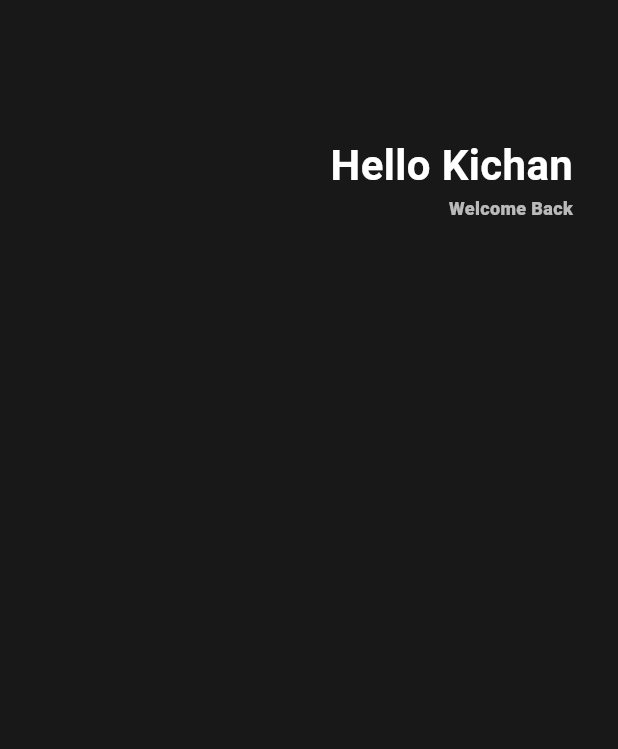
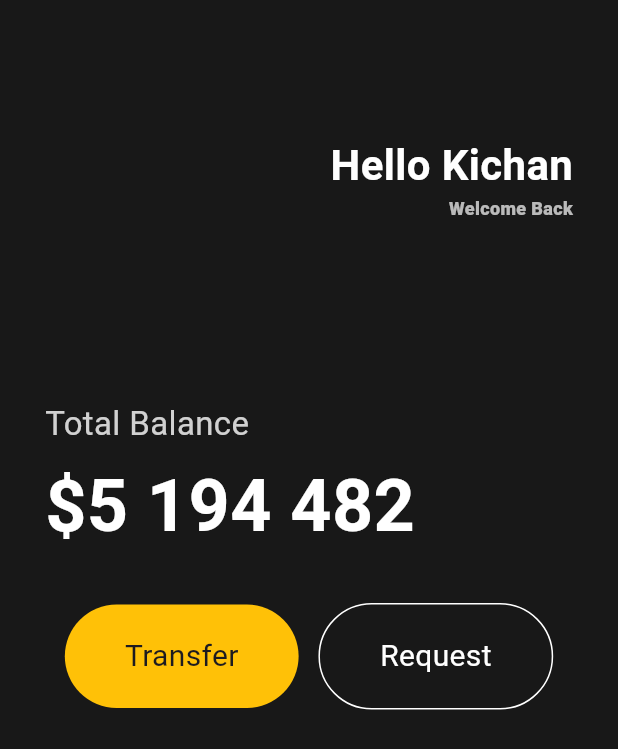
Before and after one commit to LEEKICHAN0102/webtoon_flutter, a Flutter app: the screen it shows after launch, on a phone screen of 412 x 824 dp. Shown: the top 749 px of the screen. Run offline on Flutter 3.47's test engine with Material 3 defaults, Android fonts, the phone set to English and light mode, and no system bars.

```diff
--- a/lib/main.dart
+++ b/lib/main.dart
@@ -1,30 +1,33 @@
 import 'package:flutter/material.dart';
 
 void main() {
-  runApp(MyApp());
+  runApp(const MyApp());
 }
 
 class MyApp extends StatelessWidget {
+  const MyApp({super.key});
+
   @override
   Widget build(BuildContext context) {
     return MaterialApp(
         home: Scaffold(
-      backgroundColor: Color(0xFF181818),
+      backgroundColor: const Color(0xFF181818),
       body: Padding(
-          padding: EdgeInsets.symmetric(
+          padding: const EdgeInsets.symmetric(
             horizontal: 30,
             vertical: 10,
           ),
           child: Column(
+            crossAxisAlignment: CrossAxisAlignment.start,
             children: [
-              SizedBox(height: 80),
+              const SizedBox(height: 80),
               Row(
                 mainAxisAlignment: MainAxisAlignment.end,
                 children: [
                   Column(
                     crossAxisAlignment: CrossAxisAlignment.end,
                     children: [
-                      Text(
+                      const Text(
                         "Hello Kichan",
                         style: TextStyle(
                           color: Colors.white,
@@ -43,6 +46,75 @@ class MyApp extends StatelessWidget {
                     ],
                   )
                 ],
+              ),
+              const SizedBox(
+                height: 120,
+              ),
+              Text(
+                'Total Balance',
+                style: TextStyle(
+                  fontSize: 22,
+                  color: Colors.white.withOpacity(0.8),
+                ),
+              ),
+              const SizedBox(
+                height: 5,
+              ),
+              const Text(
+                '\$5 194 482',
+                style: TextStyle(
+                  fontSize: 48,
+                  fontWeight: FontWeight.w600,
+                  color: Colors.white,
+                ),
+              ),
+              const SizedBox(
+                height: 30,
+              ),
+              Row(
+                mainAxisAlignment: MainAxisAlignment.spaceEvenly,
+                children: [
+                  Container(
+                    decoration: BoxDecoration(
+                      color: Colors.amber,
+                      borderRadius: BorderRadius.circular(45),
+                    ),
+                    child: const Padding(
+                      padding: EdgeInsets.symmetric(
+                        vertical: 20,
+                        horizontal: 40,
+                      ),
+                      child: Text(
+                        'Transfer',
+                        style: TextStyle(
+                          fontSize: 20,
+                        ),
+                      ),
+                    ),
+                  ),
+                  Container(
+                    decoration: BoxDecoration(
+                        color: const Color(0x001f2123),
+                        borderRadius: BorderRadius.circular(45),
+                        border: Border.all(
+                          width: 1,
+                          color: Colors.white,
+                        )),
+                    child: const Padding(
+                      padding: EdgeInsets.symmetric(
+                        vertical: 20,
+                        horizontal: 40,
+                      ),
+                      child: Text(
+                        'Request',
+                        style: TextStyle(
+                          fontSize: 20,
+                          color: Colors.white,
+                        ),
+                      ),
+                    ),
+                  )
+                ],
               )
             ],
           )),
```
